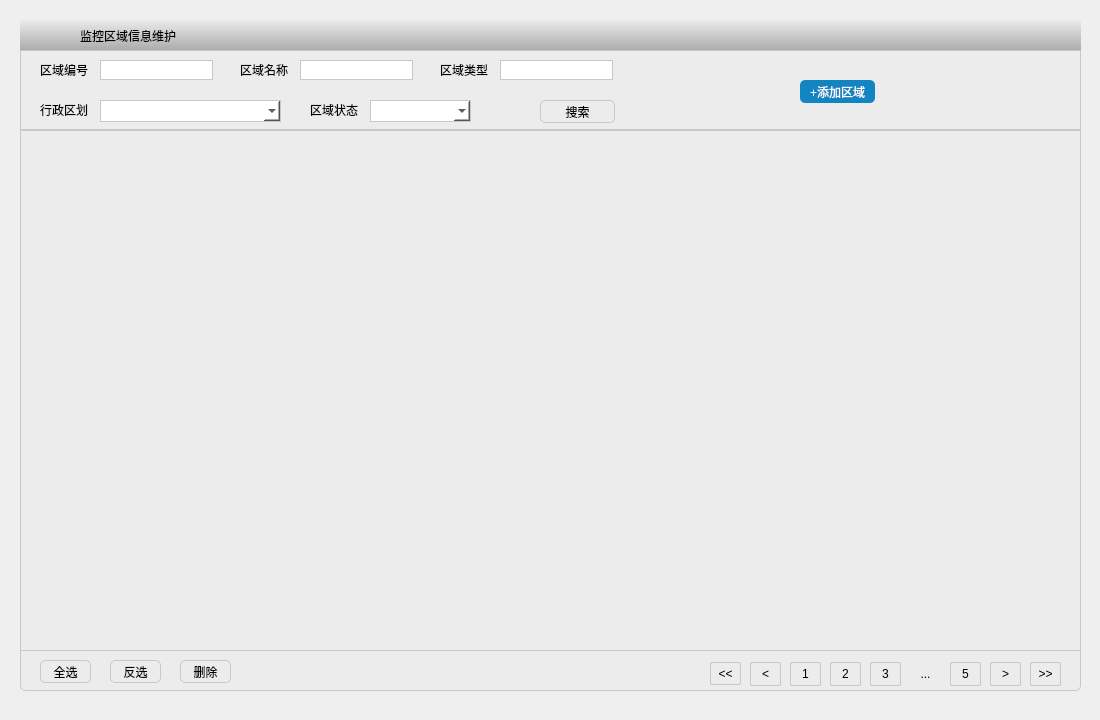
This is UIModule/monitorareamaintain.ui in zhangjianscc/ZMClient as Qt 5 draws it before an edit. The edited form follows.
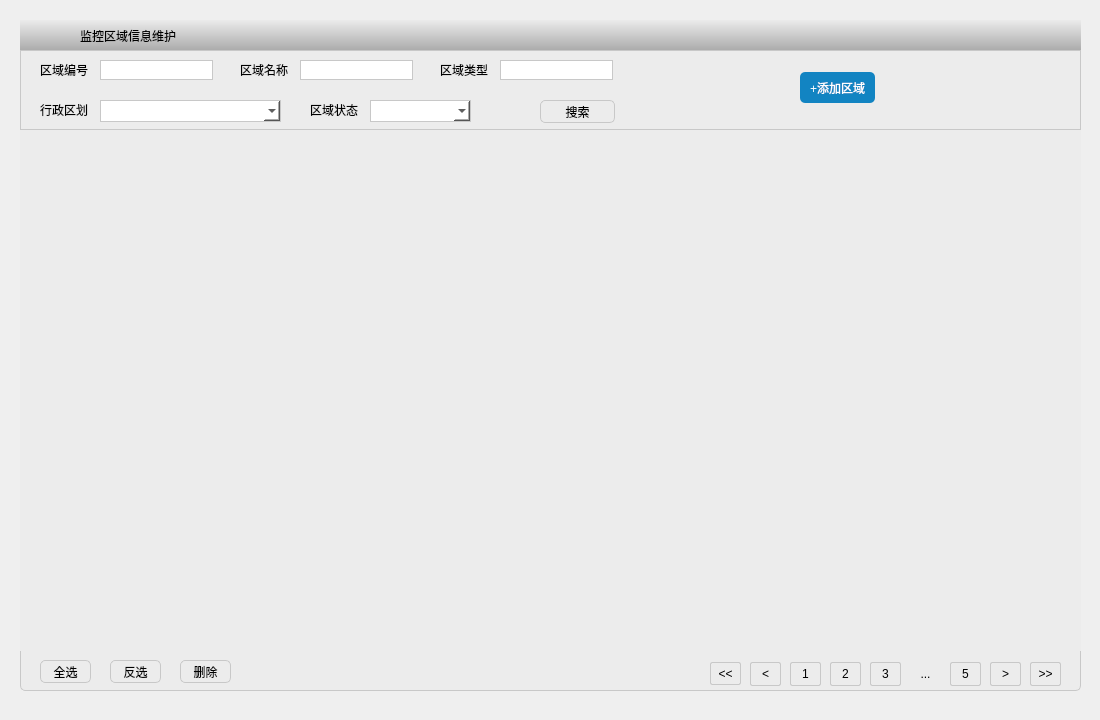
This is the edited form. Icons and pictures are not drawn.

What changed in the file:
```diff
--- a/UIModule/monitorareamaintain.ui
+++ b/UIModule/monitorareamaintain.ui
@@ -147,9 +147,9 @@
     <property name="geometry">
      <rect>
       <x>780</x>
-      <y>30</y>
+      <y>22</y>
       <width>75</width>
-      <height>23</height>
+      <height>31</height>
      </rect>
     </property>
     <property name="styleSheet">
@@ -344,8 +344,7 @@
     </rect>
    </property>
    <property name="styleSheet">
-    <string notr="true">border:1px solid rgb(200,200,200);
-border-radius:0px;
+    <string notr="true">border:none;
 background-color:rgb(236,236,236);</string>
    </property>
    <property name="rowCount">
```
Left out of the diff: 10 changed lines with no effect on the pictures.
